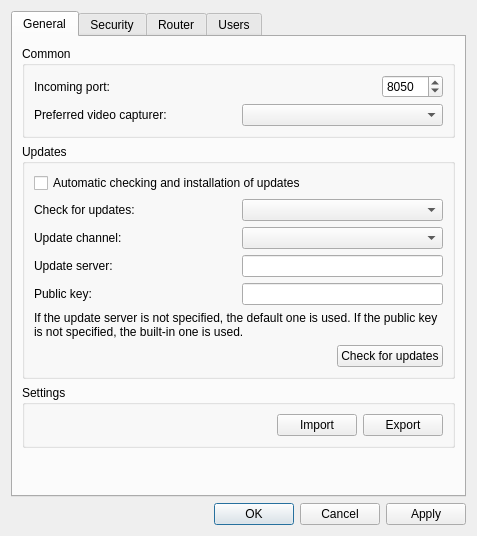
This is source/host/ui/config_dialog.ui in dchapyshev/aspia as Qt 5 draws it before an edit. The edited form follows.
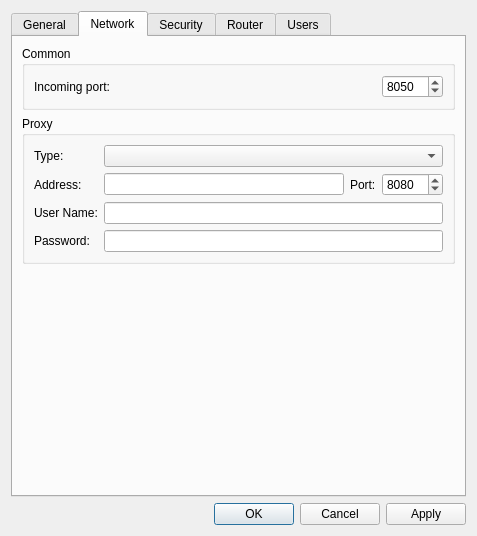
This is the edited form. The open tabs and pages were chosen to show the change. Icons and pictures are not drawn. Custom widgets are drawn as their Qt base class.

Commit message: Added proxy settings to host gui.

Diff of the .ui file:
```diff
--- a/source/host/ui/config_dialog.ui
+++ b/source/host/ui/config_dialog.ui
@@ -31,39 +31,6 @@
          </property>
          <layout class="QGridLayout" name="gridLayout">
           <item row="0" column="0">
-           <widget class="QLabel" name="label_port">
-            <property name="text">
-             <string>Incoming port:</string>
-            </property>
-           </widget>
-          </item>
-          <item row="0" column="1">
-           <spacer name="horizontalSpacer_5">
-            <property name="orientation">
-             <enum>Qt::Orientation::Horizontal</enum>
-            </property>
-            <property name="sizeHint" stdset="0">
-             <size>
-              <width>260</width>
-              <height>20</height>
-             </size>
-            </property>
-           </spacer>
-          </item>
-          <item row="0" column="2">
-           <widget class="QSpinBox" name="spinbox_port">
-            <property name="minimum">
-             <number>1</number>
-            </property>
-            <property name="maximum">
-             <number>65535</number>
-            </property>
-            <property name="value">
-             <number>8050</number>
-            </property>
-           </widget>
-          </item>
-          <item row="1" column="0" colspan="3">
            <layout class="QHBoxLayout" name="horizontalLayout_2">
             <item>
              <widget class="QLabel" name="label_video_capturer">
@@ -263,6 +230,141 @@
        </item>
       </layout>
      </widget>
+     <widget class="QWidget" name="tab_network">
+      <attribute name="title">
+       <string>Network</string>
+      </attribute>
+      <layout class="QVBoxLayout" name="layout_network">
+       <item>
+        <widget class="QGroupBox" name="groupbox_network_common">
+         <property name="title">
+          <string>Common</string>
+         </property>
+         <layout class="QHBoxLayout" name="layout_port">
+          <item>
+           <widget class="QLabel" name="label_port">
+            <property name="text">
+             <string>Incoming port:</string>
+            </property>
+           </widget>
+          </item>
+          <item>
+           <spacer name="horizontalSpacer_5">
+            <property name="orientation">
+             <enum>Qt::Orientation::Horizontal</enum>
+            </property>
+            <property name="sizeHint" stdset="0">
+             <size>
+              <width>260</width>
+              <height>20</height>
+             </size>
+            </property>
+           </spacer>
+          </item>
+          <item>
+           <widget class="QSpinBox" name="spinbox_port">
+            <property name="minimum">
+             <number>1</number>
+            </property>
+            <property name="maximum">
+             <number>65535</number>
+            </property>
+            <property name="value">
+             <number>8050</number>
+            </property>
+           </widget>
+          </item>
+         </layout>
+        </widget>
+       </item>
+       <item>
+        <widget class="QGroupBox" name="groupbox_proxy">
+         <property name="title">
+          <string>Proxy</string>
+         </property>
+         <layout class="QGridLayout" name="layout_proxy">
+          <item row="0" column="0">
+           <widget class="QLabel" name="label_proxy_type">
+            <property name="text">
+             <string>Type:</string>
+            </property>
+           </widget>
+          </item>
+          <item row="0" column="1" colspan="3">
+           <widget class="QComboBox" name="combo_proxy_type">
+            <property name="sizeAdjustPolicy">
+             <enum>QComboBox::SizeAdjustPolicy::AdjustToContents</enum>
+            </property>
+           </widget>
+          </item>
+          <item row="1" column="0">
+           <widget class="QLabel" name="label_proxy_address">
+            <property name="text">
+             <string>Address:</string>
+            </property>
+           </widget>
+          </item>
+          <item row="1" column="1">
+           <widget class="QLineEdit" name="edit_proxy_address"/>
+          </item>
+          <item row="1" column="2">
+           <widget class="QLabel" name="label_proxy_port">
+            <property name="text">
+             <string>Port:</string>
+            </property>
+           </widget>
+          </item>
+          <item row="1" column="3">
+           <widget class="QSpinBox" name="spinbox_proxy_port">
+            <property name="minimum">
+             <number>1</number>
+            </property>
+            <property name="maximum">
+             <number>65535</number>
+            </property>
+            <property name="value">
+             <number>8080</number>
+            </property>
+           </widget>
+          </item>
+          <item row="2" column="0">
+           <widget class="QLabel" name="label_proxy_username">
+            <property name="text">
+             <string>User Name:</string>
+            </property>
+           </widget>
+          </item>
+          <item row="2" column="1" colspan="3">
+           <widget class="QLineEdit" name="edit_proxy_username"/>
+          </item>
+          <item row="3" column="0">
+           <widget class="QLabel" name="label_proxy_password">
+            <property name="text">
+             <string>Password:</string>
+            </property>
+           </widget>
+          </item>
+          <item row="3" column="1" colspan="3">
+           <widget class="PasswordEdit" name="edit_proxy_password"/>
+          </item>
+         </layout>
+        </widget>
+       </item>
+       <item>
+        <spacer name="verticalSpacer_network">
+         <property name="orientation">
+          <enum>Qt::Orientation::Vertical</enum>
+         </property>
+         <property name="sizeHint" stdset="0">
+          <size>
+           <width>20</width>
+           <height>0</height>
+          </size>
+         </property>
+        </spacer>
+       </item>
+      </layout>
+     </widget>
      <widget class="QWidget" name="tab_security">
       <attribute name="title">
        <string>Security</string>
@@ -680,6 +782,11 @@
    <extends>QDialogButtonBox</extends>
    <header>common/desktop/dialog_button_box.h</header>
   </customwidget>
+  <customwidget>
+   <class>PasswordEdit</class>
+   <extends>QLineEdit</extends>
+   <header>common/desktop/password_edit.h</header>
+  </customwidget>
  </customwidgets>
  <resources>
   <include location="../../common/resources/common.qrc"/>
```
The commit also changes 5 other files.
